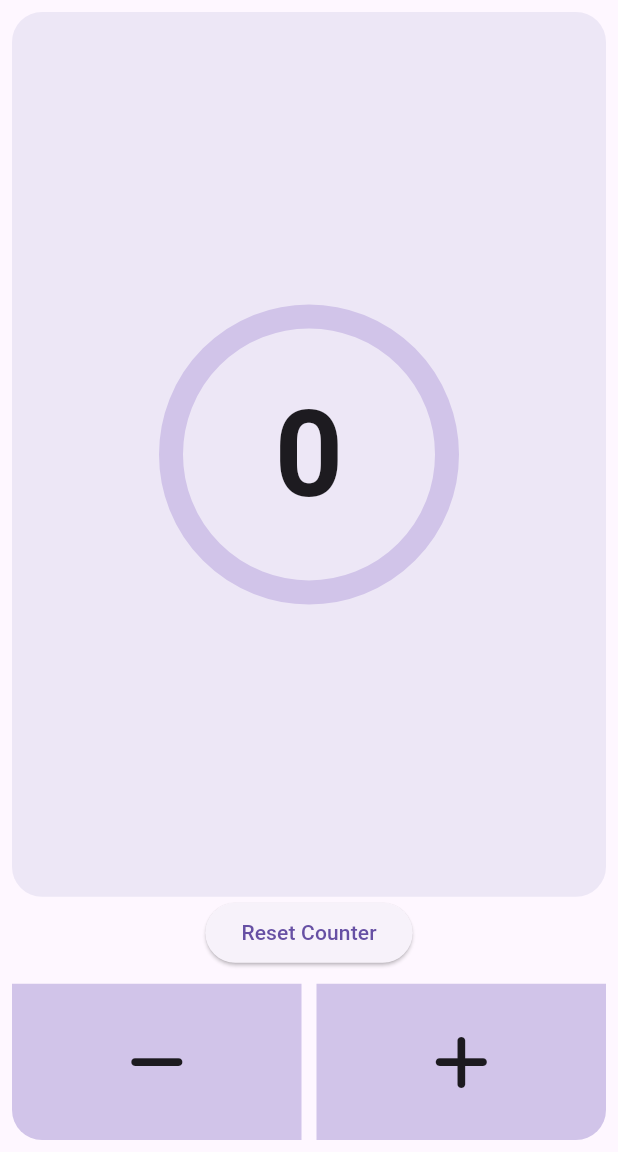
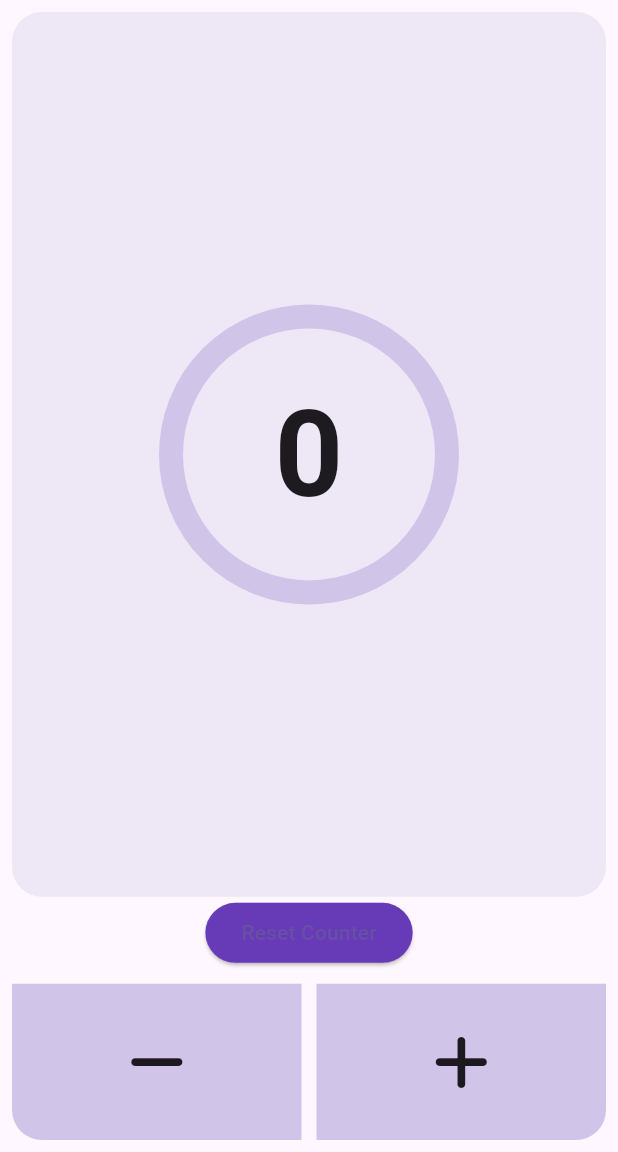
Before and after one commit to wahidtausifislam/counter_application, a Flutter app: the screen it shows after launch, after a tap on "Reset Counter", on a phone screen of 412 x 824 dp, the part 84-1236 px from its top. Run offline on Flutter 3.47's test engine with Material 3 defaults, Android fonts, the phone set to English and light mode, and no system bars; drawn by our look-alikes of percent_indicator; our stand-ins replace font_awesome_flutter, shared_preferences.

Commit message:
Reset Button Update

```diff
--- a/lib/main.dart
+++ b/lib/main.dart
@@ -92,7 +92,7 @@ class _HomescreenState extends State<Homescreen> {
                   lineWidth: 16,
                   backgroundColor: Colors.deepPurple.shade100,
                   progressColor: Colors.deepPurple,
-                  percent: (count / 100),
+                  percent: (count / 100).clamp(0.0, 1.0),
                   circularStrokeCap: CircularStrokeCap.round,
                   center: Text(
                     count.toString(),
@@ -102,11 +102,16 @@ class _HomescreenState extends State<Homescreen> {
               ),
             ),
             ElevatedButton(
-                onPressed: () {
-                  count = 0;
-                  setState(() {});
-                },
-                child: Text("Reset Counter")),
+              style:
+                  ElevatedButton.styleFrom(backgroundColor: Colors.deepPurple),
+              onPressed: () {
+                count = 0;
+                setState(() {});
+              },
+              child: Text(
+                "Reset Counter",
+              ),
+            ),
             const SizedBox(
               height: 10,
             ),
```
